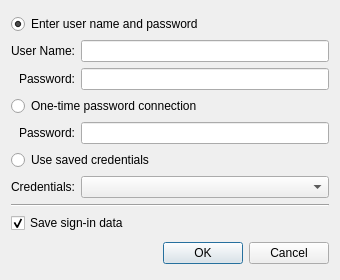
This is source/client/desktop/authorization_dialog.ui in dchapyshev/aspia as Qt 5 draws it before an edit. The edited form follows.
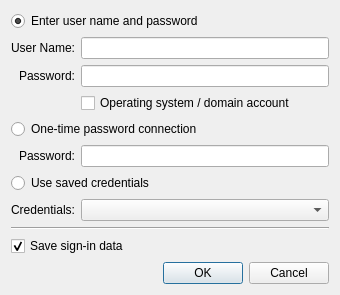
This is the edited form. Custom widgets are drawn as their Qt base class.

Commit message:
host, client: sign in with an operating system / domain account
Adds the IDENTIFY_PASSWORD logon mode: host authenticates OS / domain
accounts (Windows LogonUser, Linux PAM), domain group rules, logon rate
limiting, host identity keys, client UI and storage, PAM policies for the
Linux packages, tests and security documentation.

Patch:
```diff
--- a/source/client/desktop/authorization_dialog.ui
+++ b/source/client/desktop/authorization_dialog.ui
@@ -59,14 +59,24 @@
        </property>
       </widget>
      </item>
-     <item row="3" column="0" colspan="2">
+     <item row="3" column="1">
+      <widget class="QCheckBox" name="checkbox_domain_account">
+       <property name="text">
+        <string>Operating system / domain account</string>
+       </property>
+       <property name="toolTip">
+        <string>Sign in with a Windows or domain account (DOMAIN\user or user@domain) instead of an Aspia user</string>
+       </property>
+      </widget>
+     </item>
+     <item row="4" column="0" colspan="2">
       <widget class="QRadioButton" name="radio_one_time_password">
        <property name="text">
         <string>One-time password connection</string>
        </property>
       </widget>
      </item>
-     <item row="4" column="0">
+     <item row="5" column="0">
       <widget class="QLabel" name="label_one_time_password">
        <property name="text">
         <string>Password:</string>
@@ -76,7 +86,7 @@
        </property>
       </widget>
      </item>
-     <item row="4" column="1">
+     <item row="5" column="1">
       <widget class="PasswordEdit" name="edit_one_time_password">
        <property name="sizePolicy">
         <sizepolicy hsizetype="Expanding" vsizetype="Fixed">
@@ -86,14 +96,14 @@
        </property>
       </widget>
      </item>
-     <item row="5" column="0" colspan="2">
+     <item row="6" column="0" colspan="2">
       <widget class="QRadioButton" name="radio_saved_credentials">
        <property name="text">
         <string>Use saved credentials</string>
        </property>
       </widget>
      </item>
-     <item row="6" column="0">
+     <item row="7" column="0">
       <widget class="QLabel" name="label_credential">
        <property name="text">
         <string>Credentials:</string>
@@ -103,7 +113,7 @@
        </property>
       </widget>
      </item>
-     <item row="6" column="1">
+     <item row="7" column="1">
       <widget class="QComboBox" name="combo_credential">
        <property name="sizeAdjustPolicy">
         <enum>QComboBox::SizeAdjustPolicy::AdjustToContents</enum>
@@ -116,14 +126,14 @@
        </property>
       </widget>
      </item>
-     <item row="7" column="0" colspan="2">
+     <item row="8" column="0" colspan="2">
       <widget class="Line" name="line">
        <property name="orientation">
         <enum>Qt::Orientation::Horizontal</enum>
        </property>
       </widget>
      </item>
-     <item row="8" column="0" colspan="2">
+     <item row="9" column="0" colspan="2">
       <widget class="QCheckBox" name="checkbox_save_credentials">
        <property name="text">
         <string>Save sign-in data</string>
```
The commit also changes 89 other files.
